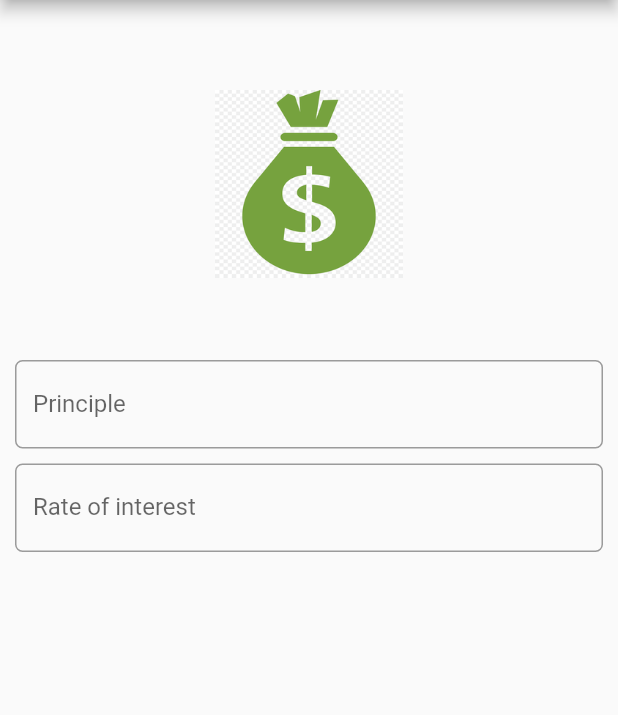
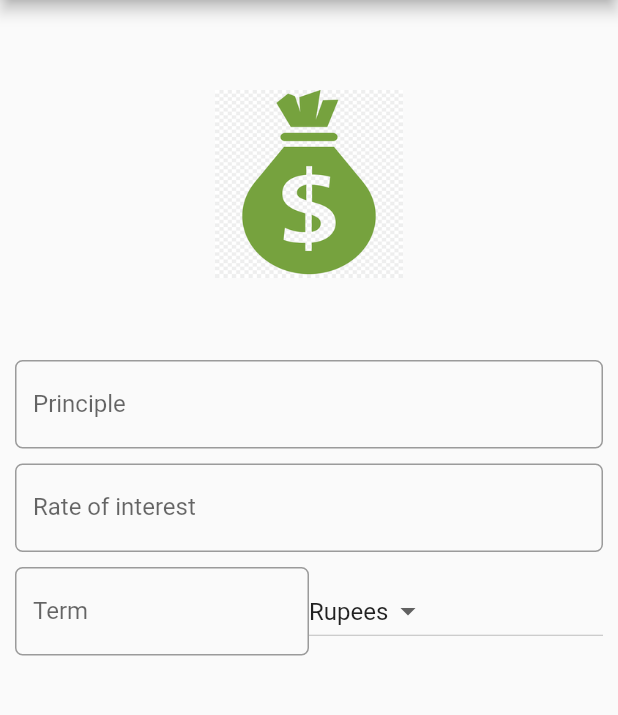
Before and after one commit to Pratiknarola/simple_interest_calc, a Flutter app: the screen it shows after launch, on a phone screen of 412 x 824 dp, the part 84-799 px from its top. Run offline on Flutter 3.47's test engine with Material 2 defaults, Android fonts, the phone set to English and light mode, and no system bars.

```diff
--- a/lib/main.dart
+++ b/lib/main.dart
@@ -34,8 +34,8 @@ class _SIformState extends State<SIform> {
                 decoration: InputDecoration(
                     labelText: 'Principle',
                     hintText: 'Enter principle e.g. 12000',
-                    border: OutlineInputBorder(borderRadius: BorderRadius.circular(5.0))
-                ),
+                    border: OutlineInputBorder(
+                        borderRadius: BorderRadius.circular(5.0))),
                 keyboardType: TextInputType.number,
               ),
             ),
@@ -45,18 +45,37 @@ class _SIformState extends State<SIform> {
                 decoration: InputDecoration(
                     labelText: 'Rate of interest',
                     hintText: '% rate e.g. 10%',
-                    border: OutlineInputBorder(borderRadius: BorderRadius.circular(5.0))
-                ),
+                    border: OutlineInputBorder(
+                        borderRadius: BorderRadius.circular(5.0))),
                 keyboardType: TextInputType.number,
               ),
             ),
-
-            Row(
-              children: <Widget>[
-
-              ],
-            )
-
+            Padding(
+                padding: EdgeInsets.only(top: _minPadding, bottom: _minPadding),
+                child: Row(
+                  children: <Widget>[
+                    Expanded(
+                      child: TextField(
+                        decoration: InputDecoration(
+                            labelText: 'Term',
+                            hintText: 'time in years',
+                            border: OutlineInputBorder(
+                                borderRadius: BorderRadius.circular(5.0))),
+                        keyboardType: TextInputType.number,
+                      ),
+                    ),
+                    Expanded(
+                        child: DropdownButton<String>(
+                            items: _currencies.map((String value) {
+                              return DropdownMenuItem<String>(
+                                value: value,
+                                child: Text(value),
+                              );
+                            }).toList(),
+                            value: _currencies[0],
+                            onChanged: (String newValueSelected) {})),
+                  ],
+                ))
           ],
         ),
       ),
```
